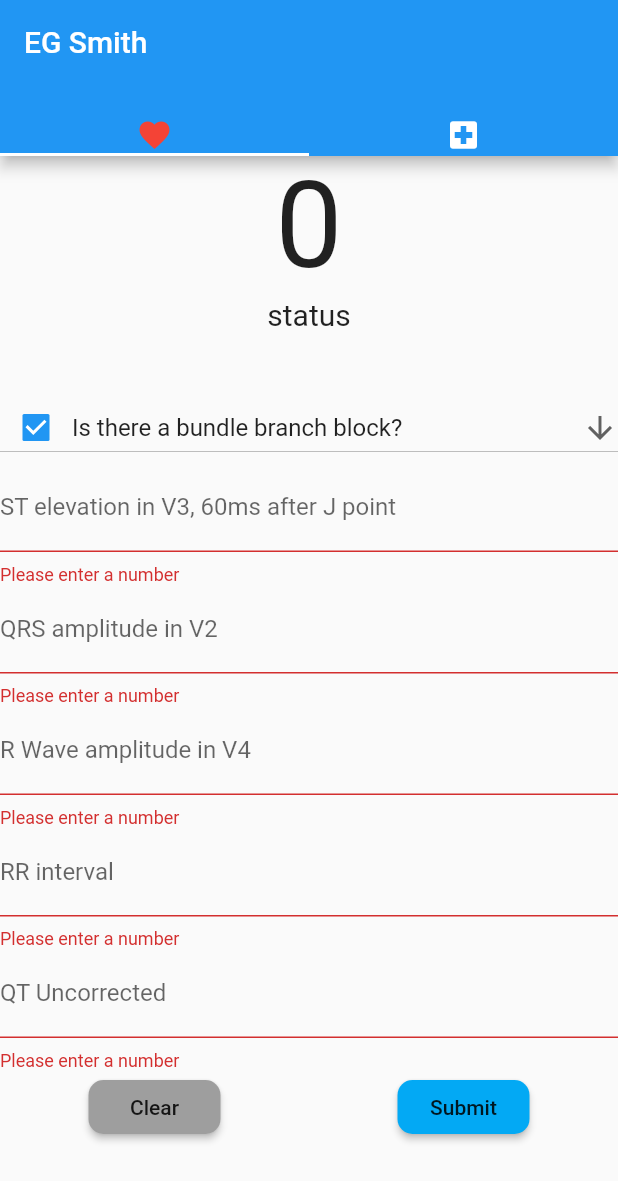
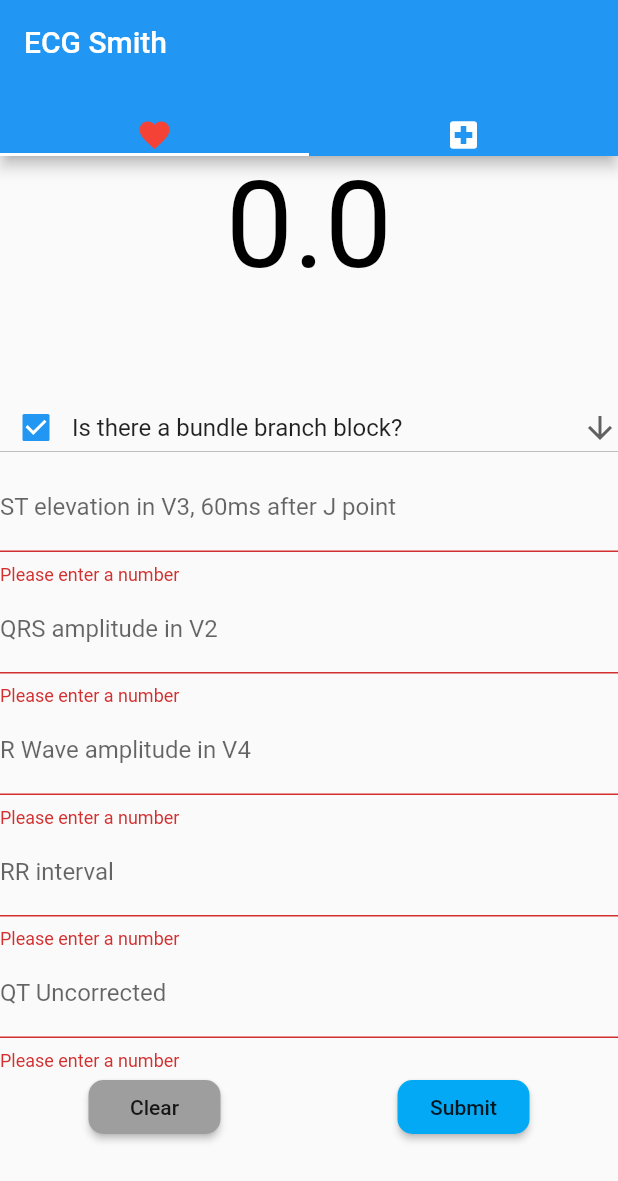
Before and after one commit to Vollgaz/ecg_smith, a Flutter app: the screen it shows after launch, after a tap on "Clear", after a tap on "Submit", on a phone screen of 412 x 824 dp. Shown: the top 1181 px of the screen. Run offline on Flutter 3.47's test engine with Material 2 defaults, Android fonts, the phone set to English and light mode, and no system bars.

Commit message:
Add result display for smith.

```diff
--- a/lib/main.dart
+++ b/lib/main.dart
@@ -10,7 +10,6 @@ class MyApp extends StatelessWidget {
   @override
   Widget build(BuildContext context) {
     return MaterialApp(
-      title: 'Flutter Demo',
       home: HomePage(),
     );
   }
--- a/lib/model/smith.dart
+++ b/lib/model/smith.dart
@@ -15,8 +15,8 @@ class Smith {
 
   Smith({this.rrInterval, this.qtInterval, this.stElevationInV360msAfterJ, this.rAmplitudeInV4, this.qrsAmplitudeInV2});
 
-  int computeScore() {
-    return (1.062 * stElevationInV360msAfterJ + 0.052 * qtInterval - 0.268 * rAmplitudeInV4 - 0.151 * qrsAmplitudeInV2).floor();
+  double  smithScore() {
+    return 1.062 * stElevationInV360msAfterJ + 0.052 * qtInterval - 0.268 * rAmplitudeInV4 - 0.151 * qrsAmplitudeInV2;
   }
 
 
--- a/lib/view/home_page.dart
+++ b/lib/view/home_page.dart
@@ -10,7 +10,7 @@ class HomePage extends StatelessWidget {
         length: 2,
         child: Scaffold(
           appBar: AppBar(
-            title: Text("EG Smith"),
+            title: Text("ECG Smith"),
             bottom: TabBar(
               tabs: <Widget>[Icon(Icons.favorite, color: Colors.red), Icon(Icons.local_hospital, color: Colors.white)],
             ),
--- a/lib/view/smith_page.dart
+++ b/lib/view/smith_page.dart
@@ -11,13 +11,25 @@ class SmithPage extends StatefulWidget {
 class _SmithState extends State<SmithPage> {
   final _formKey = GlobalKey<FormState>();
   Smith _smith = new Smith();
-  int _score = 0;
+  double _score = 0.0;
+  String _avis = "";
+  Color _color = Colors.black;
+
+  void fillResult() {
+    _score = _smith.smithScore();
+    if (_score > 18.2) {
+      _avis = "STEMI requiered";
+      _color = Colors.red;
+    } else {
+      _avis = "Consider normal";
+      _color = Colors.green;
+    }
+  }
 
   @override
   Widget build(BuildContext context) {
     // TODO: implement build
     return SingleChildScrollView(
-
       child: Form(
         key: _formKey,
         child: Column(
@@ -26,14 +38,14 @@ class _SmithState extends State<SmithPage> {
           children: [
             Column(mainAxisAlignment: MainAxisAlignment.center, children: [
               Text(
-                "$_score",
-                style: TextStyle(fontSize: 80.0),
+                "${_score.toStringAsFixed(1)}",
+                style: TextStyle(fontSize: 80.0, color: _color),
               ),
               Padding(
                 padding: const EdgeInsets.fromLTRB(0, 0, 0, 40),
                 child: Text(
-                  "status",
-                  style: TextStyle(fontSize: 20.0),
+                  "$_avis",
+                  style: TextStyle(fontSize: 20.0, color: _color),
                 ),
               ),
             ]),
@@ -46,39 +58,51 @@ class _SmithState extends State<SmithPage> {
               onChanged: (value) {},
             ),
             TextFormField(
-              decoration: new InputDecoration(labelText: "ST elevation in V3, 60ms after J point"),
+              decoration: new InputDecoration(
+                  labelText: "ST elevation in V3, 60ms after J point"),
               keyboardType: TextInputType.number,
               inputFormatters: [WhitelistingTextInputFormatter.digitsOnly],
-              validator: (value) => (value.isEmpty) ? 'Please enter a number' : null,
-              onSaved: (newValue) => {_smith.stElevationInV360msAfterJ = double.parse(newValue)},
+              validator: (value) =>
+                  (value.isEmpty) ? 'Please enter a number' : null,
+              onSaved: (newValue) =>
+                  {_smith.stElevationInV360msAfterJ = double.parse(newValue)},
             ),
             TextFormField(
               decoration: new InputDecoration(labelText: "QRS amplitude in V2"),
               keyboardType: TextInputType.number,
               inputFormatters: [WhitelistingTextInputFormatter.digitsOnly],
-              validator: (value) => (value.isEmpty) ? 'Please enter a number' : null,
-              onSaved: (newValue) => {_smith.qrsAmplitudeInV2 = double.parse(newValue)},
+              validator: (value) =>
+                  (value.isEmpty) ? 'Please enter a number' : null,
+              onSaved: (newValue) =>
+                  {_smith.qrsAmplitudeInV2 = double.parse(newValue)},
             ),
             TextFormField(
-              decoration: new InputDecoration(labelText: "R Wave amplitude in V4"),
+              decoration:
+                  new InputDecoration(labelText: "R Wave amplitude in V4"),
               keyboardType: TextInputType.number,
               inputFormatters: [WhitelistingTextInputFormatter.digitsOnly],
-              validator: (value) => (value.isEmpty) ? 'Please enter a number' : null,
-              onSaved: (newValue) => {_smith.rAmplitudeInV4 = double.parse(newValue)},
+              validator: (value) =>
+                  (value.isEmpty) ? 'Please enter a number' : null,
+              onSaved: (newValue) =>
+                  {_smith.rAmplitudeInV4 = double.parse(newValue)},
             ),
             TextFormField(
               decoration: new InputDecoration(labelText: "RR interval"),
               keyboardType: TextInputType.number,
               inputFormatters: [WhitelistingTextInputFormatter.digitsOnly],
-              validator: (value) => (value.isEmpty) ? 'Please enter a number' : null,
-              onSaved: (newValue) => {_smith.rrInterval = double.parse(newValue)},
+              validator: (value) =>
+                  (value.isEmpty) ? 'Please enter a number' : null,
+              onSaved: (newValue) =>
+                  {_smith.rrInterval = double.parse(newValue)},
             ),
             TextFormField(
               decoration: new InputDecoration(labelText: "QT Uncorrected"),
               keyboardType: TextInputType.number,
               inputFormatters: [WhitelistingTextInputFormatter.digitsOnly],
-              validator: (value) => (value.isEmpty) ? 'Please enter a number' : null,
-              onSaved: (newValue) => {_smith.qtInterval = double.parse(newValue)},
+              validator: (value) =>
+                  (value.isEmpty) ? 'Please enter a number' : null,
+              onSaved: (newValue) =>
+                  {_smith.qtInterval = double.parse(newValue)},
             ),
             Row(mainAxisAlignment: MainAxisAlignment.spaceAround, children: [
               RaisedButton(
@@ -86,24 +110,26 @@ class _SmithState extends State<SmithPage> {
                   if (_formKey.currentState.validate()) {
                     _formKey.currentState.reset();
                     _smith = new Smith();
-                    _score = 0;
+                    _score = 0.0;
                     setState(() {});
                   }
                 },
                 child: Text('Clear'),
-                shape: RoundedRectangleBorder(borderRadius: BorderRadius.circular(10)),
+                shape: RoundedRectangleBorder(
+                    borderRadius: BorderRadius.circular(10)),
                 color: Colors.grey,
               ),
               RaisedButton(
                 onPressed: () {
                   if (_formKey.currentState.validate()) {
                     _formKey.currentState.save();
-                    _score = _smith.computeScore();
+                    fillResult();
                     setState(() {});
                   }
                 },
                 child: Text('Submit'),
-                shape: RoundedRectangleBorder(borderRadius: BorderRadius.circular(10)),
+                shape: RoundedRectangleBorder(
+                    borderRadius: BorderRadius.circular(10)),
                 color: Colors.lightBlue,
               )
             ])
@@ -124,7 +150,10 @@ class _SmithState extends State<SmithPage> {
     "Are there pathologic Q-waves in any of V2-V4?"
   ]
       .map((value) => DropdownMenuItem(
-            child: Row(children: [Checkbox(value: true, onChanged: (value) {}), SizedBox(width: 300, child: Text(value))]),
+            child: Row(children: [
+              Checkbox(value: true, onChanged: (value) {}),
+              SizedBox(width: 300, child: Text(value))
+            ]),
           ))
       .toList();
 }
```
Also changed, not shown: pubspec.lock, 1 other file.
